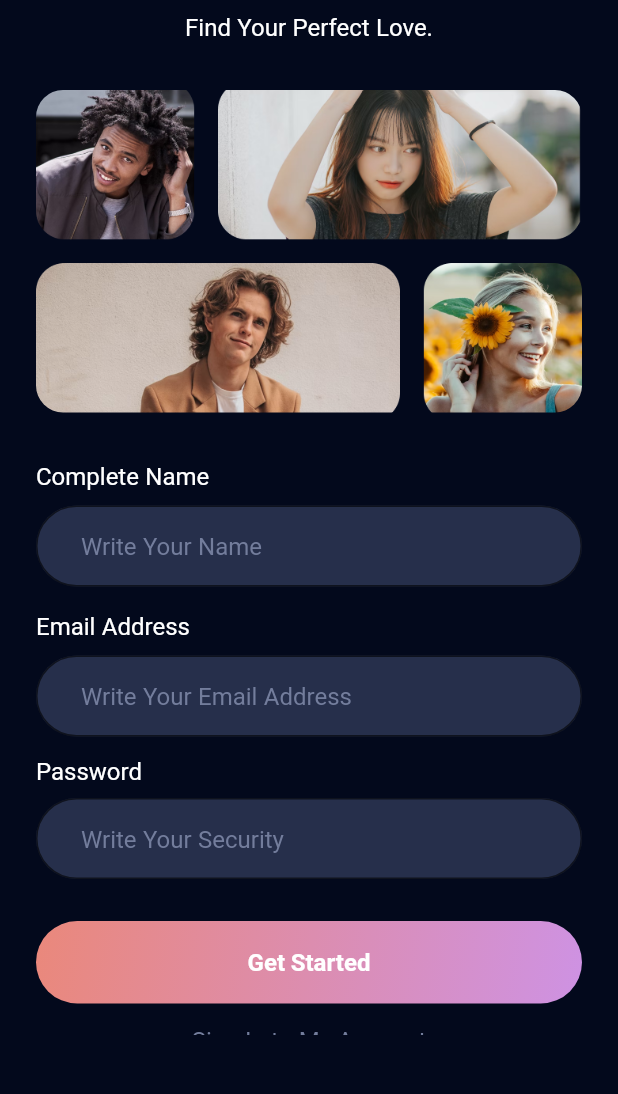
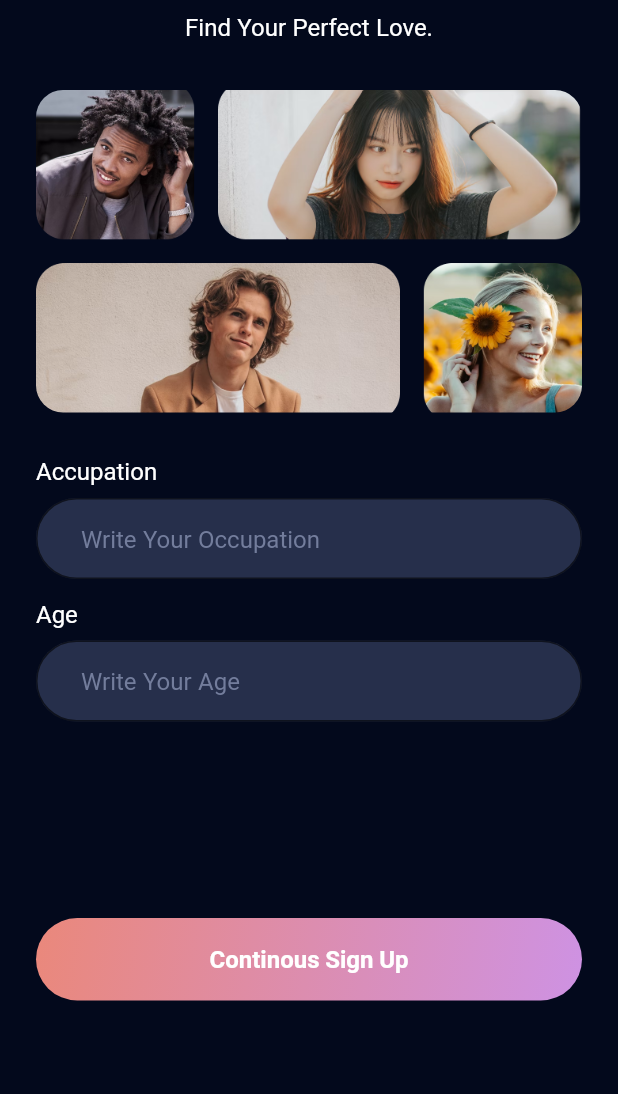
Before and after one commit to Ifwtzzzzzh/sarang-dating-flutter, a Flutter app: the screen it shows after launch, after a tap on "Get Started", on a phone screen of 412 x 824 dp, the part 126-1220 px from its top. Run offline on Flutter 3.47's test engine with Material 2 defaults, Android fonts, the phone set to English and light mode, and no system bars; our stand-ins replace google_fonts.

Commit message:
Slicing Sign Up Age Job Screen

```diff
--- a/lib/src/app.dart
+++ b/lib/src/app.dart
@@ -1,4 +1,5 @@
 import 'package:flutter/material.dart';
+import 'package:sarang_dating_app/src/features/authenticate/presentation/sign_up_age_job_screen.dart';
 import 'package:sarang_dating_app/src/features/authenticate/presentation/sign_up_screen.dart';
 import 'package:sarang_dating_app/src/theme_manager/theme_data_manager.dart';
 
@@ -17,6 +18,7 @@ class AppScreen extends StatelessWidget {
       initialRoute: SignUpScreen.routeName,
       routes: {
         SignUpScreen.routeName: (context) => const SignUpScreen(),
+        SignUpAgeJobScreen.routeName: (context) => const SignUpAgeJobScreen(),
       },
     );
   }
--- /dev/null
+++ b/lib/src/features/authenticate/presentation/sign_up_age_job_screen.dart
@@ -0,0 +1,59 @@
+import 'package:flutter/material.dart';
+import 'package:sarang_dating_app/src/common_widgets/banner_widget.dart';
+import 'package:sarang_dating_app/src/common_widgets/custom_button_widget.dart';
+import 'package:sarang_dating_app/src/common_widgets/custom_text_field_widget.dart';
+import 'package:sarang_dating_app/src/theme_manager/values_manager.dart';
+
+class SignUpAgeJobScreen extends StatefulWidget {
+  static const String routeName = '/sign-up-age-job';
+  const SignUpAgeJobScreen({super.key});
+
+  @override
+  State<SignUpAgeJobScreen> createState() => _SignUpAgeJobScreenState();
+}
+
+class _SignUpAgeJobScreenState extends State<SignUpAgeJobScreen> {
+  final jobController = TextEditingController();
+  final ageController = TextEditingController();
+
+  @override
+  void dispose() {
+    jobController.clear();
+    ageController.clear();
+    super.dispose();
+  }
+
+  @override
+  Widget build(BuildContext context) {
+    return Scaffold(
+      body: Padding(
+        padding: const EdgeInsets.symmetric(
+          horizontal: AppPadding.p24,
+          vertical: AppPadding.p50,
+        ),
+        child: SingleChildScrollView(
+          child: Column(
+            children: [
+              const BannerWidget(),
+              CustomTextFieldWidget(
+                labelName: 'Accupation',
+                hintText: 'Write Your Occupation',
+                controller: jobController,
+              ),
+              CustomTextFieldWidget(
+                labelName: 'Age',
+                hintText: 'Write Your Age',
+                controller: jobController,
+              ),
+              const SizedBox(height: 117.0),
+              CustomButtonWidget(
+                title: 'Continous Sign Up',
+                onTap: () {},
+              ),
+            ],
+          ),
+        ),
+      ),
+    );
+  }
+}
--- a/lib/src/features/authenticate/presentation/sign_up_screen.dart
+++ b/lib/src/features/authenticate/presentation/sign_up_screen.dart
@@ -3,6 +3,7 @@ import 'package:sarang_dating_app/src/common_widgets/banner_widget.dart';
 import 'package:sarang_dating_app/src/common_widgets/custom_button_widget.dart';
 import 'package:sarang_dating_app/src/common_widgets/custom_text_button_widget.dart';
 import 'package:sarang_dating_app/src/common_widgets/custom_text_field_widget.dart';
+import 'package:sarang_dating_app/src/features/authenticate/presentation/sign_up_age_job_screen.dart';
 import 'package:sarang_dating_app/src/theme_manager/values_manager.dart';
 
 class SignUpScreen extends StatefulWidget {
@@ -60,7 +61,10 @@ class _SignUpScreenState extends State<SignUpScreen> {
               //FROM CUSTOM BUTTON WIDGET
               CustomButtonWidget(
                 title: 'Get Started',
-                onTap: () {},
+                onTap: () {
+                  //NAVIGATE TO SIGN UP AGE JOB SCREEN
+                  Navigator.pushNamed(context, SignUpAgeJobScreen.routeName);
+                },
               ),
               //FROM CUSTOM TEXT BUTTON WIDGET
               CustomTextButtonWidget(
```
